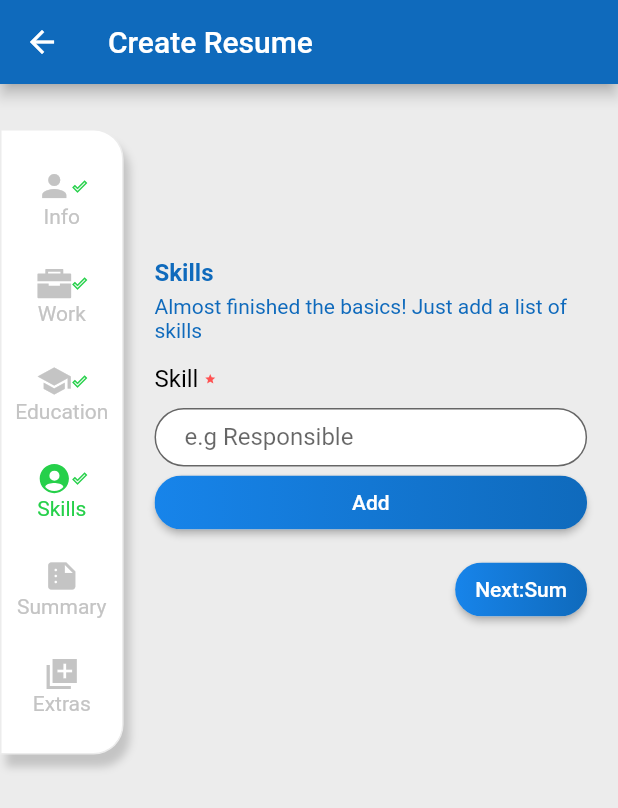
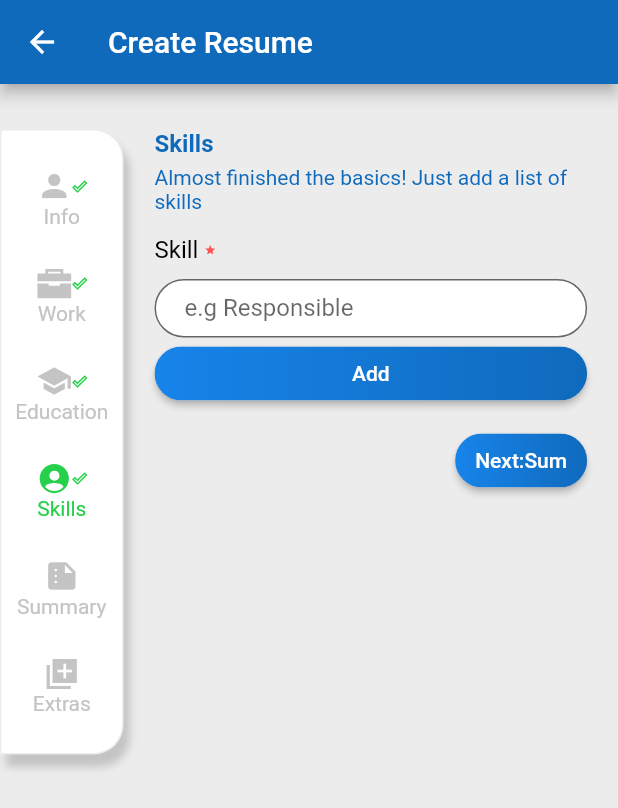
Before and after one commit to SabahTARTIR365/cv_builder_app, a Flutter app: the BuildCvScreen screen opened directly, after a tap on "Next:Work", after a tap on "Next:Edu", after a tap on "Next:Skills", on a phone screen of 412 x 824 dp. Shown: the top 808 px of the screen. Run offline on Flutter 3.47's test engine with Material 2 defaults, Android fonts, the light colour scheme and no system bars; our stand-ins replace dotted_border, flutter_markdown, iconsax, im_stepper, ionicons, open_file; missing offline and left inert: markdown_editable_textinput, syncfusion_flutter_pdf.

Commit message:
fix movable menu in the side by adjusting column and row's MainAxisSize.min

```diff
--- a/lib/views/screens/build_cv_screen.dart
+++ b/lib/views/screens/build_cv_screen.dart
@@ -29,8 +29,10 @@ class BuildCvScreen extends StatelessWidget
 
      ),
      body: Row(
+       crossAxisAlignment: CrossAxisAlignment.start,
        children: [
          Container(
+
           width: MediaQuery.of(context).size.width*0.2,
            decoration:  BoxDecoration
              (
@@ -52,10 +54,11 @@ class BuildCvScreen extends StatelessWidget
                ),
              ],
               ),
-          margin: EdgeInsets.only(top:10,),
+          margin: EdgeInsets.only(top:30,),
            child:
            SingleChildScrollView(
              child: Column(
+               mainAxisSize: MainAxisSize.min ,
                  children:[
                    const SizedBox(height: 25,),
                    Row(
--- a/lib/views/screens/education_screen.dart
+++ b/lib/views/screens/education_screen.dart
@@ -34,6 +34,7 @@ class EducationScreen extends StatelessWidget
       ),
       body:  Consumer<CvProvider>(builder: (context, provider, x) {
         return Row(
+          crossAxisAlignment: CrossAxisAlignment.start,
           children: [
             Container(
               width: MediaQuery
@@ -60,10 +61,11 @@ class EducationScreen extends StatelessWidget
                   ),
                 ],
               ),
-              margin: EdgeInsets.only(top: 10,),
+              margin: EdgeInsets.only(top: 30,),
               child:
               SingleChildScrollView(
                 child: Column(
+                  mainAxisSize: MainAxisSize.min ,
                   children: [
                     const SizedBox(height: 25,),
                     Row(
--- a/lib/views/screens/skills_screen.dart
+++ b/lib/views/screens/skills_screen.dart
@@ -35,6 +35,7 @@ class SkillsScreen extends StatelessWidget
       ),
       body:  Consumer<CvProvider>(builder: (context, provider, x) {
         return Row(
+          crossAxisAlignment: CrossAxisAlignment.start,
           children: [
             Container(
               width: MediaQuery
@@ -65,6 +66,7 @@ class SkillsScreen extends StatelessWidget
               child:
               SingleChildScrollView(
                 child: Column(
+                  mainAxisSize: MainAxisSize.min ,
                   children: [
                     const SizedBox(height: 25,),
                     Row(
--- a/lib/views/screens/summary_screen.dart
+++ b/lib/views/screens/summary_screen.dart
@@ -33,6 +33,7 @@ class SummaryScreen extends StatelessWidget
       ),
       body:  Consumer<CvProvider>(builder: (context, provider, x) {
         return Row(
+          crossAxisAlignment: CrossAxisAlignment.start,
           children: [
             Container(
               width: MediaQuery
@@ -59,10 +60,11 @@ class SummaryScreen extends StatelessWidget
                   ),
                 ],
               ),
-              margin: EdgeInsets.only(top: 10,),
+              margin: EdgeInsets.only(top: 30,),
               child:
               SingleChildScrollView(
                 child: Column(
+                  mainAxisSize: MainAxisSize.min ,
                   children: [
                     const SizedBox(height: 25,),
                     Row(
--- a/lib/views/screens/work_screen.dart
+++ b/lib/views/screens/work_screen.dart
@@ -34,6 +34,7 @@ class WorkScreen extends StatelessWidget
       ),
       body:  Consumer<CvProvider>(builder: (context, provider, x) {
         return Row(
+          crossAxisAlignment: CrossAxisAlignment.start,
           children: [
             Container(
               width: MediaQuery
@@ -60,10 +61,11 @@ class WorkScreen extends StatelessWidget
                   ),
                 ],
               ),
-              margin: EdgeInsets.only(top: 10,),
+              margin: EdgeInsets.only(top: 30,),
               child:
               SingleChildScrollView(
                 child: Column(
+                  mainAxisSize: MainAxisSize.min ,
                   children: [
                     const SizedBox(height: 25,),
                     Row(
```
Lines whose indentation alone changed are shown as unchanged.
